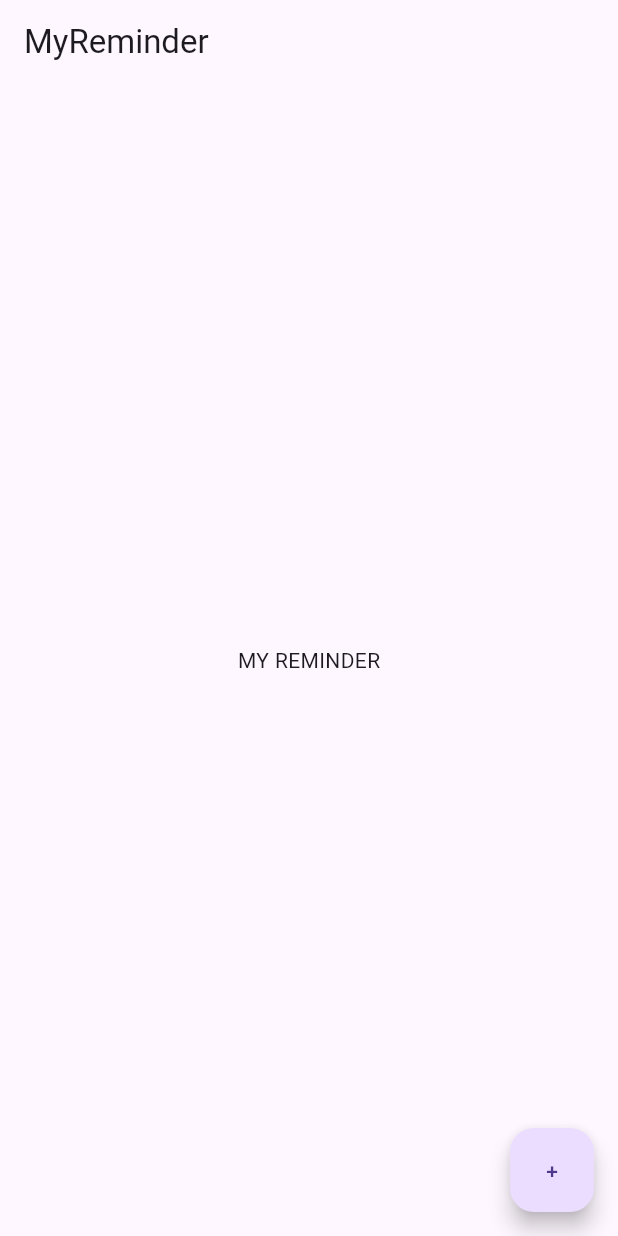
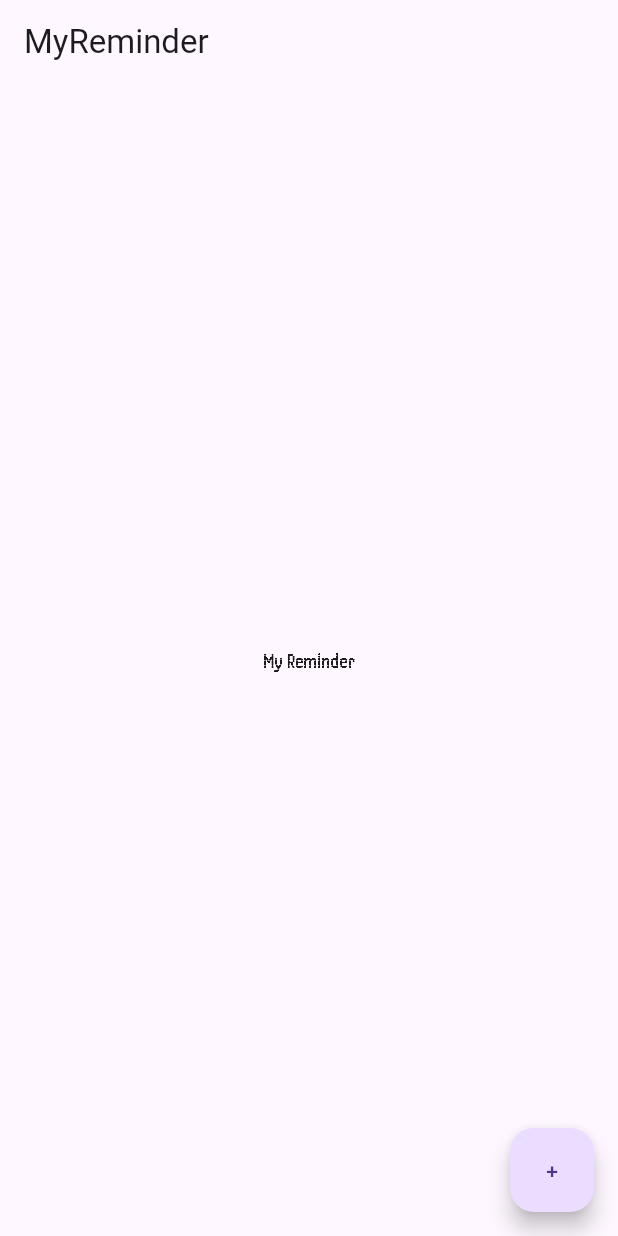
Before and after one commit to sanjaysagar12/myreminder, a Flutter app: the screen it shows after launch, on a phone screen of 412 x 824 dp. Run offline on Flutter 3.47's test engine with Material 3 defaults, Android fonts, the phone set to English and light mode, and no system bars.

Commit message:
Added Fonts
JosefinSans,PlaywriteCU and Handjet are added

```diff
--- a/lib/main.dart
+++ b/lib/main.dart
@@ -1,20 +1,30 @@
 import 'package:flutter/material.dart';
 
 void main() {
-  runApp(
-    MaterialApp(
-      home: Scaffold(
+  runApp(MaterialApp(
+    home: Home(),
+  ));
+}
+
+class Home extends StatelessWidget {
+  const Home({super.key});
+
+  @override
+  Widget build(BuildContext context) {
+    return Scaffold(
       appBar: AppBar(
         title: Text("MyReminder"),
       ),
       body: Center(
-          child: Text("MY REMINDER"),
+        child: Text(
+          "My Reminder",
+          style: TextStyle(fontFamily: "Handjet"),
+        ),
       ),
       floatingActionButton: FloatingActionButton(
         child: Text("+"),
         onPressed: null,
       ),
-      ),
-    ),
     );
   }
+}
```
Also changed, not shown: pubspec.yaml (+11 -7 lines), fonts/Handjet-VariableFont_ELGR,ELSH,wght.ttf (added), fonts/JosefinSans-Italic-VariableFont_wght.ttf (added), fonts/JosefinSans-VariableFont_wght.ttf (added), fonts/PlaywriteCU-VariableFont_wght.ttf (added). Lines whose indentation alone changed are shown as unchanged.
